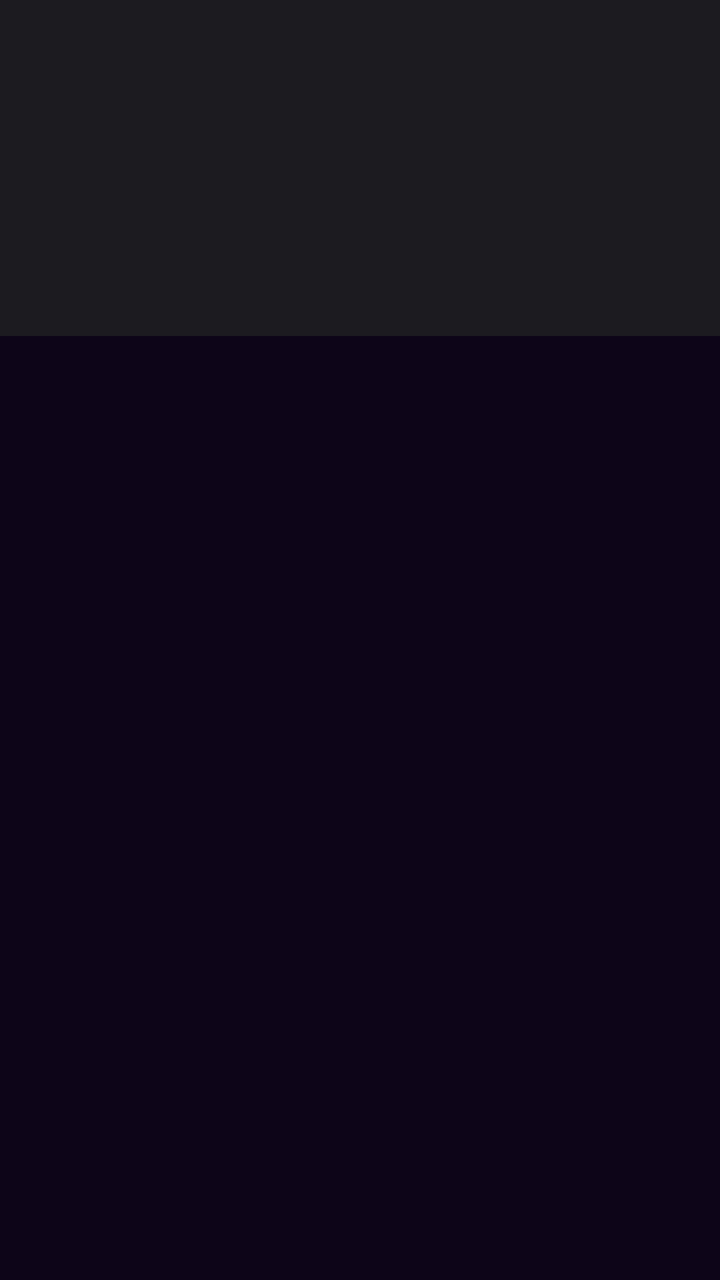
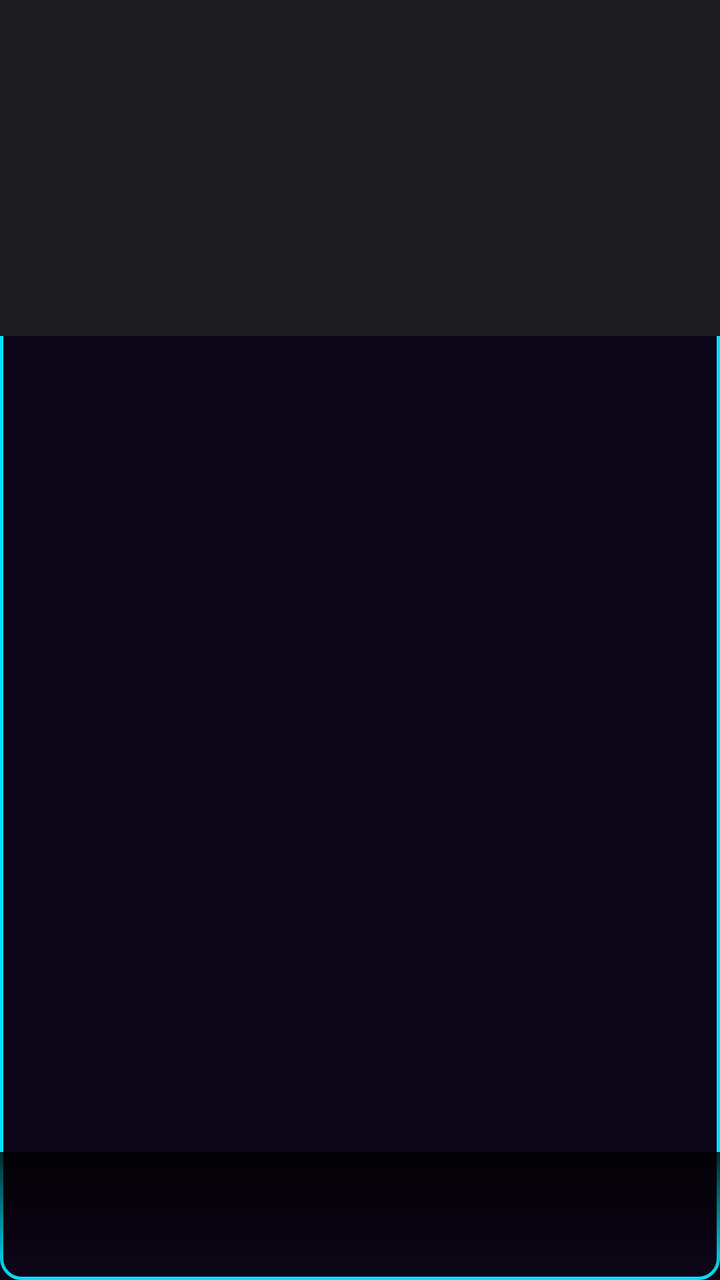

Two renders of the same Android screen: before a commit and after it. Below are the layout's source before the change and the commit's diff.
<!-- AndroidManifest.xml: application theme AppTheme -->
<!-- res/layout/item_poster_neon.xml -->
<?xml version="1.0" encoding="utf-8"?>
<LinearLayout xmlns:android="http://schemas.android.com/apk/res/android"
    android:layout_width="wrap_content"
    android:layout_height="wrap_content"
    android:layout_margin="5dp"
    android:orientation="vertical">

    <FrameLayout
        android:layout_width="match_parent"
        android:layout_height="wrap_content"
        android:background="@drawable/bg_poster_neon">

        <ImageView
            android:id="@+id/posterImage"
            android:layout_width="match_parent"
            android:layout_height="168dp"
            android:scaleType="centerCrop"
            android:src="@drawable/bg_poster_placeholder" />

        <TextView
            android:id="@+id/badgeHd"
            android:layout_width="wrap_content"
            android:layout_height="wrap_content"
            android:layout_gravity="top|start"
            android:layout_margin="6dp"
            android:background="@drawable/bg_badge_hd"
            android:paddingStart="6dp"
            android:paddingTop="2dp"
            android:paddingEnd="6dp"
            android:paddingBottom="2dp"
            android:text="HD"
            android:textColor="@android:color/white"
            android:textSize="10sp"
            android:textStyle="bold"
            android:visibility="gone" />

        <TextView
            android:id="@+id/badgeNew"
            android:layout_width="wrap_content"
            android:layout_height="wrap_content"
            android:layout_gravity="top|end"
            android:layout_margin="6dp"
            android:background="@drawable/bg_badge_new"
            android:paddingStart="6dp"
            android:paddingTop="2dp"
            android:paddingEnd="6dp"
            android:paddingBottom="2dp"
            android:text="NEW"
            android:textColor="@android:color/white"
            android:textSize="10sp"
            android:textStyle="bold"
            android:visibility="gone" />

        <TextView
            android:id="@+id/tvNote"
            android:layout_width="wrap_content"
            android:layout_height="wrap_content"
            android:layout_gravity="bottom|end"
            android:layout_margin="6dp"
            android:background="@drawable/bg_note"
            android:paddingStart="6dp"
            android:paddingTop="2dp"
            android:paddingEnd="6dp"
            android:paddingBottom="2dp"
            android:textColor="@android:color/white"
            android:textSize="10sp"
            android:visibility="gone" />
    </FrameLayout>

    <TextView
        android:id="@+id/posterTitle"
        android:layout_width="match_parent"
        android:layout_height="wrap_content"
        android:ellipsize="end"
        android:maxLines="1"
        android:paddingTop="6dp"
        android:textColor="@color/text_primary"
        android:textSize="13sp" />

</LinearLayout>
<!-- resources referenced by this layout -->
<resources>
  <color name="text_primary">#FFFFFF</color>
  <!-- drawable bg_badge_hd (drawable) -->
  <?xml version="1.0" encoding="utf-8"?>
  <shape xmlns:android="http://schemas.android.com/apk/res/android"
      android:shape="rectangle">
      <solid android:color="#00E5FF" />
      <corners android:radius="6dp" />
  </shape>
  <!-- drawable bg_badge_new (drawable) -->
  <?xml version="1.0" encoding="utf-8"?>
  <shape xmlns:android="http://schemas.android.com/apk/res/android"
      android:shape="rectangle">
      <solid android:color="#FF2E93" />
      <corners android:radius="6dp" />
  </shape>
  <!-- drawable bg_note (drawable) -->
  <?xml version="1.0" encoding="utf-8"?>
  <shape xmlns:android="http://schemas.android.com/apk/res/android"
      android:shape="rectangle">
      <solid android:color="#B3000000" />
      <corners android:radius="4dp" />
  </shape>
  <!-- drawable bg_poster_neon (drawable) -->
  <?xml version="1.0" encoding="utf-8"?>
  <shape xmlns:android="http://schemas.android.com/apk/res/android"
      android:shape="rectangle">
      <solid android:color="#00000000" />
      <corners android:radius="10dp" />
      <stroke android:width="1.5dp" android:color="#00E5FF" />
  </shape>
  <!-- drawable bg_poster_placeholder (drawable) -->
  <?xml version="1.0" encoding="utf-8"?>
  <shape xmlns:android="http://schemas.android.com/apk/res/android"
      android:shape="rectangle">
      <solid android:color="#1C1B20" />
  </shape>
  <style name="AppTheme" parent="Base.AppTheme" />
  <style name="Base.AppTheme" parent="Theme.Material3.Dark.NoActionBar">
          <item name="colorPrimary">@color/colorPrimary</item>
          <item name="colorOnPrimary">@color/colorOnPrimary</item>
          <item name="colorPrimaryVariant">@color/colorPrimaryVariant</item>
          <item name="android:statusBarColor">@android:color/transparent</item>
          <item name="android:navigationBarColor">@android:color/transparent</item>
          <item name="android:windowBackground">@color/bg_dark</item>
          <item name="android:windowDrawsSystemBarBackgrounds">true</item>
          <item name="android:forceDarkAllowed">false</item>
      </style>
  <color name="colorPrimary">#FF2E93</color>
  <color name="colorOnPrimary">#FFFFFF</color>
  <color name="colorPrimaryVariant">#C2187A</color>
  <color name="bg_dark">#0D0518</color>
</resources>

<!-- the commit's change to res/layout/item_poster_neon.xml (unified diff, before → after) -->
@@ -1,80 +1,89 @@
 <?xml version="1.0" encoding="utf-8"?>
-<LinearLayout xmlns:android="http://schemas.android.com/apk/res/android"
+<FrameLayout xmlns:android="http://schemas.android.com/apk/res/android"
     android:layout_width="wrap_content"
     android:layout_height="wrap_content"
     android:layout_margin="5dp"
-    android:orientation="vertical">
+    android:background="@drawable/bg_poster_neon">
 
-    <FrameLayout
+    <ImageView
+        android:id="@+id/posterImage"
+        android:layout_width="match_parent"
+        android:layout_height="168dp"
+        android:scaleType="centerCrop"
+        android:src="@drawable/bg_poster_placeholder" />
+
+    
+    <View
+        android:layout_width="match_parent"
+        android:layout_height="64dp"
+        android:layout_gravity="bottom"
+        android:background="@drawable/bg_poster_title_gradient" />
+
+    
+    <LinearLayout
         android:layout_width="match_parent"
         android:layout_height="wrap_content"
-        android:background="@drawable/bg_poster_neon">
-
-        <ImageView
-            android:id="@+id/posterImage"
-            android:layout_width="match_parent"
-            android:layout_height="168dp"
-            android:scaleType="centerCrop"
-            android:src="@drawable/bg_poster_placeholder" />
+        android:layout_gravity="bottom"
+        android:orientation="vertical"
+        android:paddingStart="8dp"
+        android:paddingTop="18dp"
+        android:paddingEnd="8dp"
+        android:paddingBottom="8dp">
 
         <TextView
-            android:id="@+id/badgeHd"
-            android:layout_width="wrap_content"
+            android:id="@+id/posterTitle"
+            android:layout_width="match_parent"
             android:layout_height="wrap_content"
-            android:layout_gravity="top|start"
-            android:layout_margin="6dp"
-            android:background="@drawable/bg_badge_hd"
-            android:paddingStart="6dp"
-            android:paddingTop="2dp"
-            android:paddingEnd="6dp"
-            android:paddingBottom="2dp"
-            android:text="HD"
+            android:ellipsize="end"
+            android:maxLines="1"
             android:textColor="@android:color/white"
-            android:textSize="10sp"
-            android:textStyle="bold"
-            android:visibility="gone" />
+            android:textSize="10.5sp"
+            android:textStyle="bold" />
 
         <TextView
-            android:id="@+id/badgeNew"
-            android:layout_width="wrap_content"
+            android:id="@+id/tvSubtitle"
+            android:layout_width="match_parent"
             android:layout_height="wrap_content"
-            android:layout_gravity="top|end"
-            android:layout_margin="6dp"
-            android:background="@drawable/bg_badge_new"
-            android:paddingStart="6dp"
+            android:ellipsize="end"
+            android:maxLines="1"
             android:paddingTop="2dp"
-            android:paddingEnd="6dp"
-            android:paddingBottom="2dp"
-            android:text="NEW"
-            android:textColor="@android:color/white"
-            android:textSize="10sp"
-            android:textStyle="bold"
+            android:textColor="@color/poster_subtitle"
+            android:textSize="9sp"
             android:visibility="gone" />
-
-        <TextView
-            android:id="@+id/tvNote"
-            android:layout_width="wrap_content"
-            android:layout_height="wrap_content"
-            android:layout_gravity="bottom|end"
-            android:layout_margin="6dp"
-            android:background="@drawable/bg_note"
-            android:paddingStart="6dp"
-            android:paddingTop="2dp"
-            android:paddingEnd="6dp"
-            android:paddingBottom="2dp"
-            android:textColor="@android:color/white"
-            android:textSize="10sp"
-            android:visibility="gone" />
-    </FrameLayout>
+    </LinearLayout>
 
     <TextView
-        android:id="@+id/posterTitle"
-        android:layout_width="match_parent"
+        android:id="@+id/badgeHd"
+        android:layout_width="wrap_content"
         android:layout_height="wrap_content"
-        android:ellipsize="end"
-        android:maxLines="1"
-        android:paddingTop="6dp"
-        android:textColor="@color/text_primary"
-        android:textSize="13sp" />
+        android:layout_gravity="top|end"
+        android:layout_margin="6dp"
+        android:background="@drawable/bg_badge_hd"
+        android:paddingStart="6dp"
+        android:paddingTop="2dp"
+        android:paddingEnd="6dp"
+        android:paddingBottom="2dp"
+        android:text="HD"
+        android:textColor="@color/badge_text_dark"
+        android:textSize="9sp"
+        android:textStyle="bold"
+        android:visibility="gone" />
 
-</LinearLayout>
+    <TextView
+        android:id="@+id/badgeNew"
+        android:layout_width="wrap_content"
+        android:layout_height="wrap_content"
+        android:layout_gravity="top|end"
+        android:layout_margin="6dp"
+        android:background="@drawable/bg_badge_new"
+        android:paddingStart="6dp"
+        android:paddingTop="2dp"
+        android:paddingEnd="6dp"
+        android:paddingBottom="2dp"
+        android:text="NEW"
+        android:textColor="@color/badge_text_dark"
+        android:textSize="9sp"
+        android:textStyle="bold"
+        android:visibility="gone" />
+
+</FrameLayout>
<!-- resource entries referenced after the edit -->
@@ -1,26 +1,20 @@
 <!-- resources referenced by this layout -->
 <resources>
-  <color name="text_primary">#FFFFFF</color>
+  <color name="badge_text_dark">#04141C</color>
+  <color name="poster_subtitle">#C9B9E6</color>
   <!-- drawable bg_badge_hd (drawable) -->
   <?xml version="1.0" encoding="utf-8"?>
   <shape xmlns:android="http://schemas.android.com/apk/res/android"
       android:shape="rectangle">
-      <solid android:color="#00E5FF" />
+      <solid android:color="@color/neon_cyan" />
       <corners android:radius="6dp" />
   </shape>
   <!-- drawable bg_badge_new (drawable) -->
   <?xml version="1.0" encoding="utf-8"?>
   <shape xmlns:android="http://schemas.android.com/apk/res/android"
       android:shape="rectangle">
-      <solid android:color="#FF2E93" />
+      <solid android:color="@color/neon_pink" />
       <corners android:radius="6dp" />
-  </shape>
-  <!-- drawable bg_note (drawable) -->
-  <?xml version="1.0" encoding="utf-8"?>
-  <shape xmlns:android="http://schemas.android.com/apk/res/android"
-      android:shape="rectangle">
-      <solid android:color="#B3000000" />
-      <corners android:radius="4dp" />
   </shape>
   <!-- drawable bg_poster_neon (drawable) -->
   <?xml version="1.0" encoding="utf-8"?>
@@ -36,7 +30,19 @@
       android:shape="rectangle">
       <solid android:color="#1C1B20" />
   </shape>
+  <!-- drawable bg_poster_title_gradient (drawable) -->
+  <?xml version="1.0" encoding="utf-8"?>
+  <shape xmlns:android="http://schemas.android.com/apk/res/android"
+      android:shape="rectangle">
+      <gradient
+          android:angle="90"
+          android:startColor="#00000000"
+          android:endColor="#D1000000"
+          android:type="linear" />
+  </shape>
   <style name="AppTheme" parent="Base.AppTheme" />
+  <color name="neon_cyan">#33E1FF</color>
+  <color name="neon_pink">#FF4FA3</color>
   <style name="Base.AppTheme" parent="Theme.Material3.Dark.NoActionBar">
           <item name="colorPrimary">@color/colorPrimary</item>
           <item name="colorOnPrimary">@color/colorOnPrimary</item>
